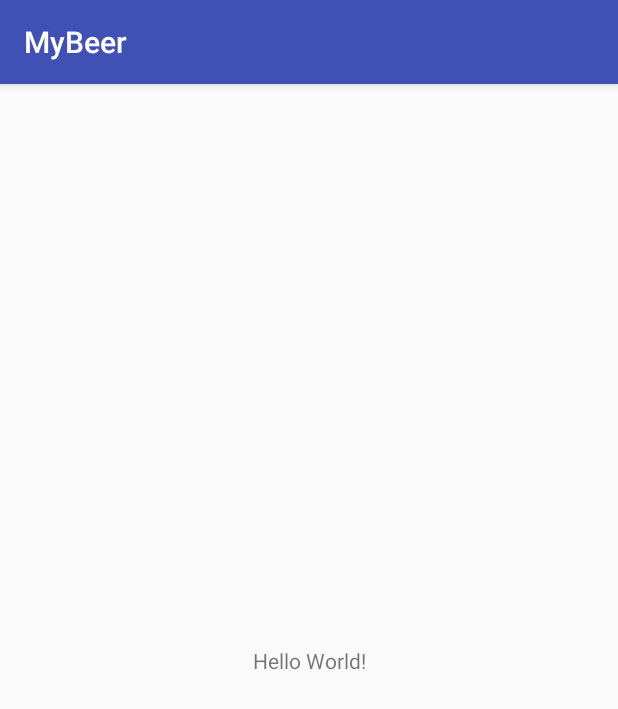
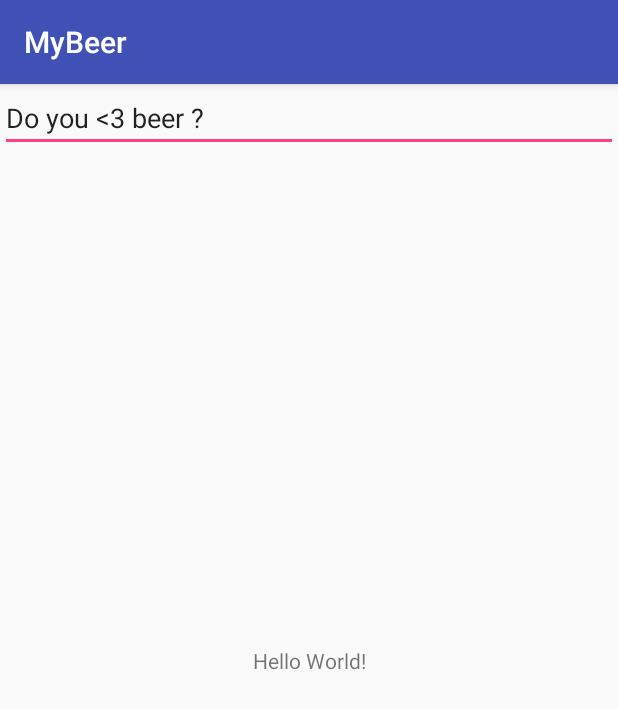
Before and after one commit to gl0bule/mybeer, an Android app: the screen it shows after launch (MainActivity), on a phone screen of 412 x 824 dp. Shown: the top 709 px of the screen. Run offline under Robolectric (Android 15) with nearby library versions, the phone set to English and light mode, and no system bars.

Commit message:
Création d'un input EditText avec listener

```diff
--- a/app/build.gradle
+++ b/app/build.gradle
@@ -16,6 +16,11 @@ android {
             proguardFiles getDefaultProguardFile('proguard-android.txt'), 'proguard-rules.pro'
         }
     }
+    buildToolsVersion '28.0.2'
+    compileOptions {
+        sourceCompatibility JavaVersion.VERSION_1_8
+        targetCompatibility JavaVersion.VERSION_1_8
+    }
 }
 
 dependencies {
@@ -25,4 +30,5 @@ dependencies {
     testImplementation 'junit:junit:4.12'
     androidTestImplementation 'com.android.support.test:runner:1.0.2'
     androidTestImplementation 'com.android.support.test.espresso:espresso-core:3.0.2'
+    implementation 'com.android.support:design:28.0.0-rc01'
 }
--- a/app/src/main/java/fr/jzrk/mybeer/MainActivity.java
+++ b/app/src/main/java/fr/jzrk/mybeer/MainActivity.java
@@ -2,6 +2,11 @@ package fr.jzrk.mybeer;
 
 import android.support.v7.app.AppCompatActivity;
 import android.os.Bundle;
+import android.text.Editable;
+import android.text.TextWatcher;
+import android.view.View;
+import android.widget.EditText;
+import android.widget.TextView;
 
 public class MainActivity extends AppCompatActivity {
 
@@ -9,5 +14,26 @@ public class MainActivity extends AppCompatActivity {
     protected void onCreate(Bundle savedInstanceState) {
         super.onCreate(savedInstanceState);
         setContentView(R.layout.activity_main);
+        TextView mainText = this.findViewById(R.id.main_text_input);
+        EditText editText = this.findViewById(R.id.plain_text_input);
+        editText.setText("Do you <3 beer ?");
+        editText.addTextChangedListener(new TextWatcher() {
+            @Override
+            public void beforeTextChanged(CharSequence s, int start, int count, int after) {
+
+            }
+
+            @Override
+            public void onTextChanged(CharSequence s, int start, int before, int count) {
+
+            }
+
+            @Override
+            public void afterTextChanged(Editable s) {
+                mainText.setText(s);
+            }
+        });
+
+
     }
 }
--- a/app/src/main/res/layout/activity_main.xml
+++ b/app/src/main/res/layout/activity_main.xml
@@ -7,6 +7,7 @@
     tools:context=".MainActivity">
 
     <TextView
+        android:id="@+id/main-text_input"
         android:layout_width="wrap_content"
         android:layout_height="wrap_content"
         android:text="Hello World!"
@@ -15,4 +16,10 @@
         app:layout_constraintRight_toRightOf="parent"
         app:layout_constraintTop_toTopOf="parent" />
 
+    <EditText
+        android:id="@+id/plain_text_input"
+        android:layout_height="wrap_content"
+        android:layout_width="match_parent"
+        android:inputType="text"/>
+
 </android.support.constraint.ConstraintLayout>
```
